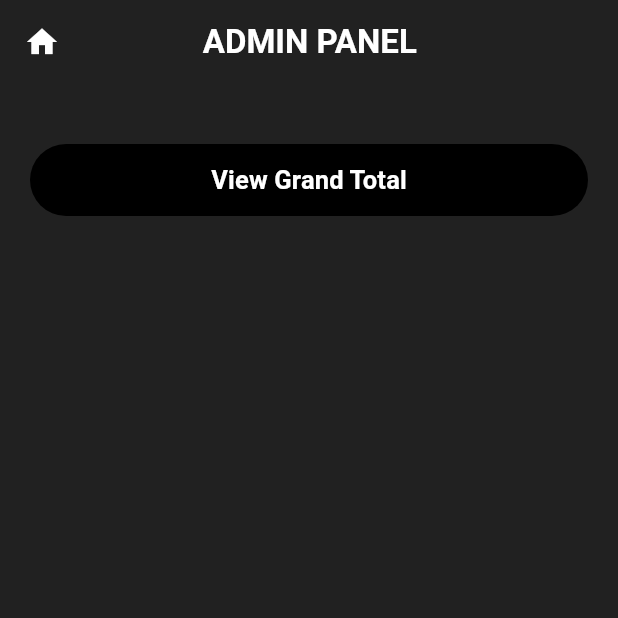
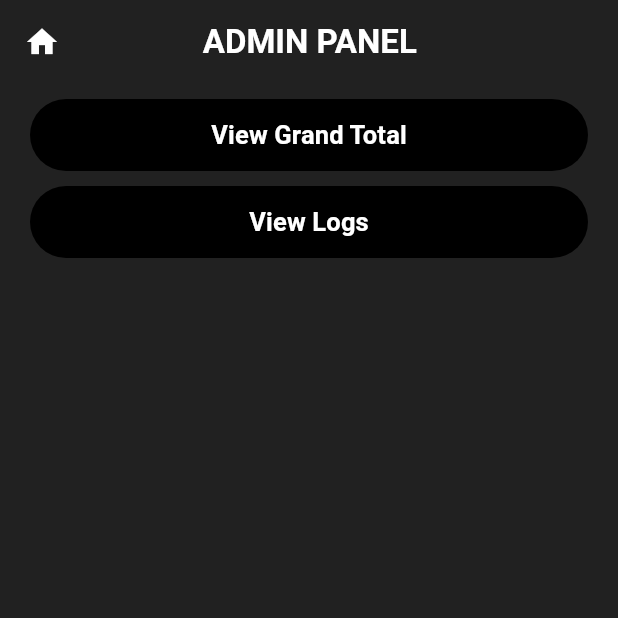
Before and after one commit to roshan2007git/bills, a Flutter app: the AdminPanel screen opened directly with empty values, on a phone screen of 412 x 824 dp, the top half of it. Run offline on Flutter 3.47's test engine with Material 3 defaults, Android fonts, the light colour scheme and no system bars; our stand-ins replace cloud_firestore, firebase_auth, firebase_core, googleapis_auth, image_picker; missing offline and left inert: googleapis, mailer; accounts and stored records are empty; project files that could hold a hidden picture were left out.

Commit message:
logs displayed

```diff
--- a/lib/pages/admin.dart
+++ b/lib/pages/admin.dart
@@ -100,15 +100,19 @@ class _AdminPanelState extends State<AdminPanel> {
                 setState(() {});
               }
 
-              return Column(
+              return SingleChildScrollView(
+                child: Column(
                   crossAxisAlignment: CrossAxisAlignment.center,
                   children: [
                     Padding(
                       padding: const EdgeInsets.symmetric(
-                      vertical: 40,
+                        vertical: 10,
                         horizontal: 20,
                       ),
-                    child: Container(
+                      child: Column(
+                        spacing: 10,
+                        children: [
+                          Container(
                             padding: EdgeInsets.only(left: 40, right: 40),
                             width: MediaQuery.of(context).size.width,
                             decoration: BoxDecoration(
@@ -122,7 +126,8 @@ class _AdminPanelState extends State<AdminPanel> {
                                   // ignore: use_build_context_synchronously
                                   context,
                                   MaterialPageRoute(
-                              builder: (context) => TotalAmount(catlist: cate),
+                                    builder:
+                                        (context) => TotalAmount(catlist: cate),
                                   ),
                                 );
                               },
@@ -136,9 +141,39 @@ class _AdminPanelState extends State<AdminPanel> {
                               ),
                             ),
                           ),
+                          Container(
+                            padding: EdgeInsets.only(left: 40, right: 40),
+                            width: MediaQuery.of(context).size.width,
+                            decoration: BoxDecoration(
+                              borderRadius: BorderRadius.circular(100),
+                              color: Colors.black,
+                            ),
+                            child: TextButton(
+                              onPressed: () {
+                                getTotal();
+                                Navigator.push(
+                                  // ignore: use_build_context_synchronously
+                                  context,
+                                  MaterialPageRoute(
+                                    builder: (context) => Logs(),
+                                  ),
+                                );
+                              },
+                              child: Text(
+                                "View Logs",
+                                style: TextStyle(
+                                  fontSize: 17,
+                                  fontWeight: FontWeight.bold,
+                                  color: Colors.white,
+                                ),
+                              ),
+                            ),
+                          ),
+                        ],
+                      ),
                     ),
                     SizedBox(
-                    height: MediaQuery.of(context).size.height * 0.7,
+                      height: MediaQuery.of(context).size.height * 0.70,
                       child: ListView.builder(
                         itemCount: users.length,
                         itemBuilder: (context, index) {
@@ -160,7 +195,9 @@ class _AdminPanelState extends State<AdminPanel> {
                             },
                             child: ListTile(
                               title: Text(user['name'] ?? 'WHO IS THIS?'),
-                            subtitle: Text(user['username'] ?? 'WHO IS THIS?'),
+                              subtitle: Text(
+                                user['username'] ?? 'WHO IS THIS?',
+                              ),
                               trailing: Row(
                                 mainAxisSize: MainAxisSize.min,
                                 spacing: 7,
@@ -228,12 +265,17 @@ class _AdminPanelState extends State<AdminPanel> {
                                           ),
                                           child: Text(
                                             "Approve",
-                                          style: TextStyle(color: Colors.white),
+                                            style: TextStyle(
+                                              color: Colors.white,
+                                            ),
                                           ),
                                         ),
                                       ),
                                   user['isAdmin'] == true
-                                    ? Icon(Icons.verified, color: Colors.green)
+                                      ? Icon(
+                                        Icons.verified,
+                                        color: Colors.green,
+                                      )
                                       : Icon(Icons.person),
                                 ],
                               ),
@@ -243,6 +285,7 @@ class _AdminPanelState extends State<AdminPanel> {
                       ),
                     ),
                   ],
+                ),
               );
             },
           ),
@@ -956,14 +999,14 @@ class _TotalAmountState extends State<TotalAmount> {
         elevation: 0,
         actions: [SizedBox(width: 55)],
       ),
-      body: Padding(
+      body: SingleChildScrollView(
+        child: Padding(
           padding: const EdgeInsets.only(bottom: 40),
           child: Center(
             child: Container(
-            padding: EdgeInsets.symmetric(vertical: 30, horizontal: 20),
+              padding: EdgeInsets.symmetric(vertical: 30),
               margin: EdgeInsets.symmetric(horizontal: 40),
               decoration: BoxDecoration(
-              color: Colors.black,
                 borderRadius: BorderRadius.circular(17),
               ),
               child: Column(
@@ -989,7 +1032,6 @@ class _TotalAmountState extends State<TotalAmount> {
                       );
                     },
                   ),
-                SizedBox(height: 10),
                   Center(
                     child: Column(
                       children: [
@@ -1009,6 +1051,7 @@ class _TotalAmountState extends State<TotalAmount> {
                     ),
                   ),
                 ],
+              ),
             ),
           ),
         ),
@@ -1288,3 +1331,74 @@ class _ViewBillsState extends State<ViewBills> {
     );
   }
 }
+
+class Logs extends StatefulWidget {
+  const Logs({super.key});
+
+  @override
+  State<Logs> createState() => _LogsState();
+}
+
+class _LogsState extends State<Logs> {
+  @override
+  Widget build(BuildContext context) {
+    return Scaffold(
+      backgroundColor: Colors.grey[900],
+      appBar: AppBar(
+        automaticallyImplyLeading: false,
+        leading: IconButton(
+          onPressed: () {
+            Navigator.pop(context);
+          },
+          icon: Icon(Icons.arrow_back),
+          color: Colors.white,
+        ),
+        backgroundColor: Colors.grey[900],
+        centerTitle: true,
+        title: Stack(
+          children: [
+            Align(
+              alignment: Alignment.center,
+              child: Text(
+                "LOGS",
+                style: TextStyle(
+                  color: Colors.white,
+                  fontWeight: FontWeight.bold,
+                ),
+              ),
+            ),
+          ],
+        ),
+        elevation: 0,
+        actions: [SizedBox(width: 55)],
+      ),
+      body: FutureBuilder<QuerySnapshot>(
+        future: FirebaseFirestore.instance.collection('logs').get(),
+        builder: (context, snapshot) {
+          if (snapshot.connectionState == ConnectionState.waiting)
+            return Center(child: CircularProgressIndicator());
+
+          if (!snapshot.hasData || snapshot.data!.docs.isEmpty)
+            return Center(child: Text('No logs found'));
+
+          // Sort by document ID parsed as DateTime in descending order
+          final logs =
+              snapshot.data!.docs.toList()..sort(
+                (a, b) => DateTime.parse(b.id).compareTo(DateTime.parse(a.id)),
+              );
+
+          return ListView.builder(
+            itemCount: logs.length,
+            itemBuilder: (context, index) {
+              final doc = logs[index];
+              final data = doc['data'] ?? 'No data';
+              final user = doc['user'] ?? 'Unknown';
+
+              return ListTile(title: Text(data), subtitle: Text('- $user'));
+            },
+          );
+        },
+      ),
+    );
+  }
+}
```
Lines whose indentation alone changed are shown as unchanged.
